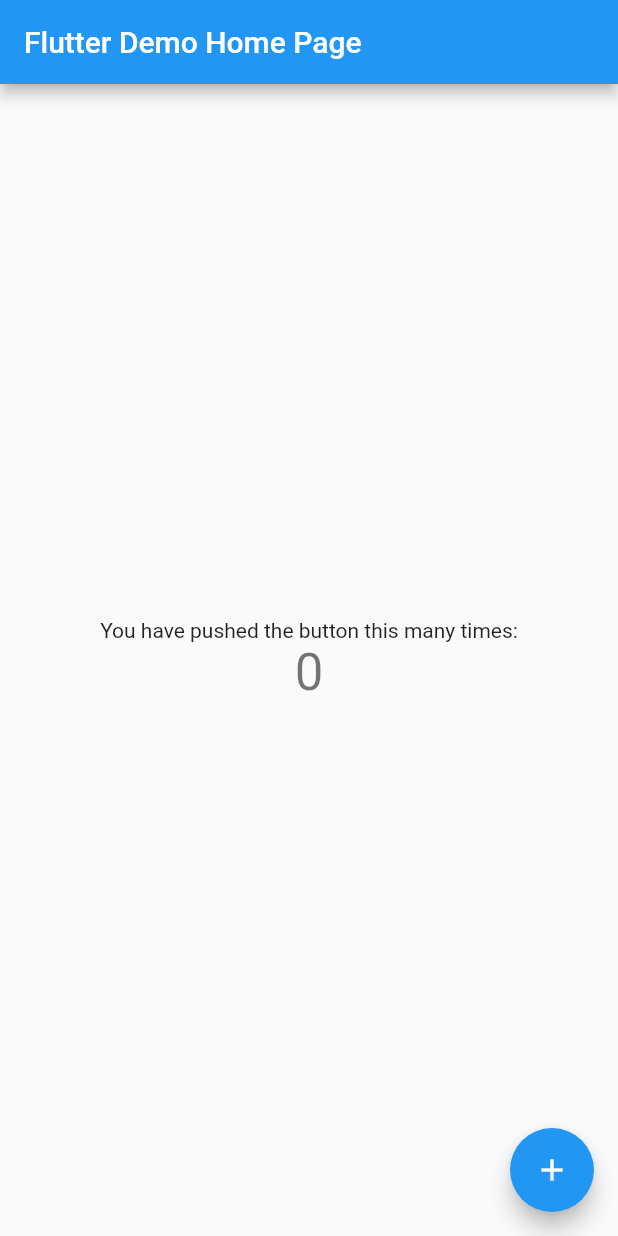
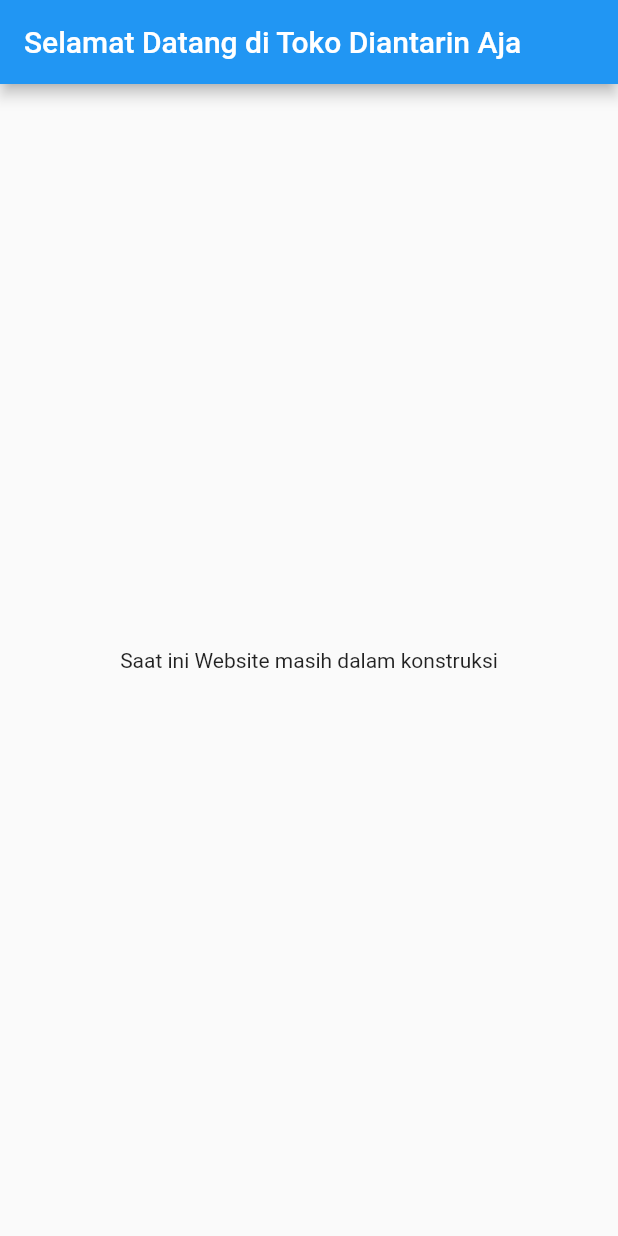
Before and after one commit to RichardSimarmata/diantarinweb, a Flutter app: the screen it shows after launch, on a phone screen of 412 x 824 dp. Run offline on Flutter 3.47's test engine with Material 2 defaults, Android fonts, the phone set to English and light mode, and no system bars.

Commit message:
add under construction page

```diff
--- a/lib/main.dart
+++ b/lib/main.dart
@@ -11,7 +11,7 @@
   @override
   Widget build(BuildContext context) {
     return MaterialApp(
-      title: 'Flutter Demo',
+      title: 'Toko Diantarin Aja',
       theme: ThemeData(
         // This is the theme of your application.
         //
@@ -24,7 +24,7 @@
         // is not restarted.
         primarySwatch: Colors.blue,
       ),
-      home: const MyHomePage(title: 'Flutter Demo Home Page'),
+      home: const MyHomePage(title: 'Selamat Datang di Toko Diantarin Aja'),
     );
   }
 }
@@ -96,20 +96,11 @@
           mainAxisAlignment: MainAxisAlignment.center,
           children: <Widget>[
             const Text(
-              'You have pushed the button this many times:',
-            ),
-            Text(
-              '$_counter',
-              style: Theme.of(context).textTheme.headline4,
+              'Saat ini Website masih dalam konstruksi',
             ),
           ],
         ),
       ),
-      floatingActionButton: FloatingActionButton(
-        onPressed: _incrementCounter,
-        tooltip: 'Increment',
-        child: const Icon(Icons.add),
-      ), // This trailing comma makes auto-formatting nicer for build methods.
     );
   }
 }
```
